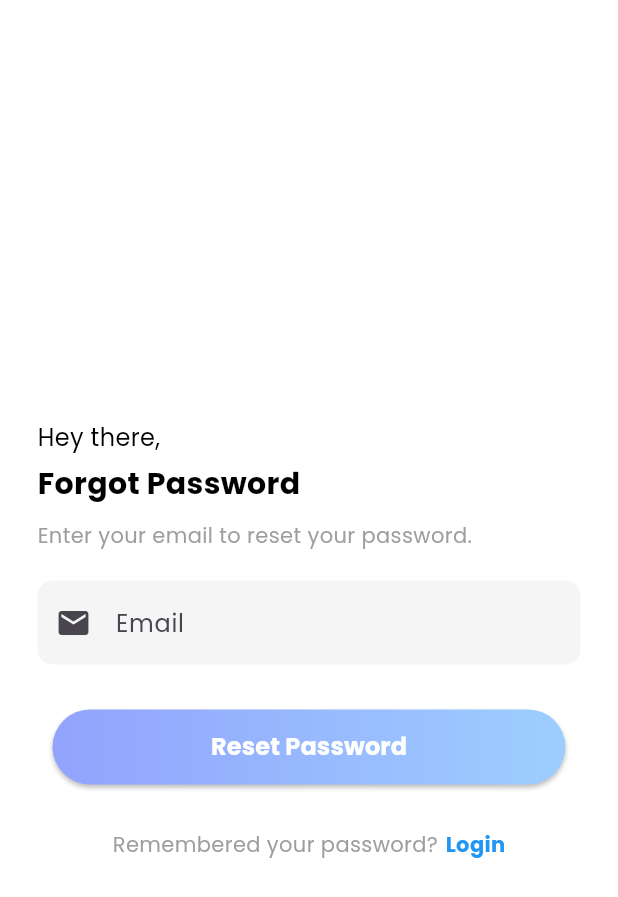
After one commit to Raza-Rz/Fitverse-APP, a Flutter app: the ForgotPasswordScreen screen opened by its route, on a phone screen of 412 x 824 dp. The commit adds this screen. Shown: the top 897 px of the screen. Run offline on Flutter 3.47's test engine with Material 3 defaults, Android fonts, the phone set to English and light mode, and no system bars; our stand-ins replace animated_toggle_switch, fl_chart, readmore, scrollable_positioned_list, simple_circular_progress_bar; missing offline and left inert: dotted_dashed_line, simple_animation_progress_bar; key blocks and very long unbroken strings in the code were emptied for the run.

Commit message:
forgot password screen

```diff
--- a/lib/routes.dart
+++ b/lib/routes.dart
@@ -2,6 +2,7 @@
 import 'package:fitverse/view/activity_tracker/activity_tracker_screen.dart';
 import 'package:fitverse/view/dashboard/dashboard_screen.dart';
 import 'package:fitverse/view/finish_workout/finish_workout_screen.dart';
+import 'package:fitverse/view/login/forgot_screen.dart';
 import 'package:fitverse/view/login/login_screen.dart';
 import 'package:fitverse/view/notification/notification_screen.dart';
 import 'package:fitverse/view/on_boarding/on_boarding_screen.dart';
@@ -31,7 +32,7 @@ final Map<String, WidgetBuilder> routes = {
   DashboardScreen.routeName: (context) => const DashboardScreen(),
 
   WorkoutScreen.routeName: (context) => const WorkoutScreen(),
-
+  ForgotPasswordScreen.routeName:(context) =>const ForgotPasswordScreen(),
   FinishWorkoutScreen.routeName: (context) => const FinishWorkoutScreen(),
   NotificationScreen.routeName: (context) => const NotificationScreen(),
   ActivityTrackerScreen.routeName: (context) => const ActivityTrackerScreen(),
--- /dev/null
+++ b/lib/view/login/forgot_screen.dart
@@ -0,0 +1,130 @@
+import 'package:flutter/material.dart';
+import '../../common_widgets/round_gradient_button.dart';
+class ForgotPasswordScreen extends StatelessWidget {
+  static String routeName = "/forgotPassword";
+
+  const ForgotPasswordScreen({Key? key}) : super(key: key);
+
+  @override
+  Widget build(BuildContext context) {
+    return Scaffold(
+      backgroundColor: Colors.white,
+      body: SingleChildScrollView(
+        padding: const EdgeInsets.symmetric(vertical:200,horizontal: 25),
+        child: Column(
+          crossAxisAlignment: CrossAxisAlignment.start,
+          children: [
+            const SizedBox(height: 80), // Adjust spacing as needed
+            const Text(
+              'Hey there,',
+              style: TextStyle(
+                fontSize: 16,
+                color: Colors.black,
+              ),
+            ),
+            const SizedBox(height: 5),
+            const Text(
+              'Forgot Password',
+              style: TextStyle(
+                fontSize: 20,
+                fontWeight: FontWeight.bold,
+                color: Colors.black,
+              ),
+            ),
+            const SizedBox(height: 10),
+            const Text(
+              'Enter your email to reset your password.',
+              style: TextStyle(
+                fontSize: 14,
+                color: Colors.grey,
+              ),
+            ),
+            const SizedBox(height: 20),
+            TextFormField(
+              decoration: InputDecoration(
+                prefixIcon: const Icon(Icons.email),
+                hintText: 'Email',
+                filled: true,
+                fillColor: Colors.grey[100],
+                border: OutlineInputBorder(
+                  borderRadius: BorderRadius.circular(10),
+                  borderSide: BorderSide.none,
+                ),
+              ),
+            ),
+            const SizedBox(height: 20),
+
+            // Using RoundGradientButton instead of ElevatedButton
+            RoundGradientButton(
+              title: "Reset Password",
+              onPressed: () {
+                // Your reset password logic
+              },
+            ),
+
+            const SizedBox(height: 20),
+            Row(
+              mainAxisAlignment: MainAxisAlignment.center,
+              children: [
+                const Text(
+                  "Remembered your password?",
+                  style: TextStyle(color: Colors.grey),
+                ),
+                const SizedBox(width: 5),
+                GestureDetector(
+                  onTap: () {
+                    Navigator.pop(context); // Navigate back to login screen
+                  },
+                  child: const Text(
+                    'Login',
+                    style: TextStyle(
+                      color: Colors.blue,
+                      fontWeight: FontWeight.bold,
+                    ),
+                  ),
+                ),
+              ],
+            ),
+          ],
+        ),
+      ),
+    );
+  }
+}
+
+// Example RoundGradientButton Widget
+// class RoundGradientButton extends StatelessWidget {
+//   final String title;
+//   final VoidCallback onPressed;
+
+//   const RoundGradientButton({
+//     Key? key,
+//     required this.title,
+//     required this.onPressed,
+//   }) : super(key: key);
+
+//   @override
+//   Widget build(BuildContext context) {
+//     return Container(
+//       width: double.infinity,
+//       height: 50,
+//       decoration: BoxDecoration(
+//         gradient: const LinearGradient(
+//           colors: [Color(0xFF6DD5FA), Color(0xFF2980B9)], // Your gradient colors
+//         ),
+//         borderRadius: BorderRadius.circular(30),
+//       ),
+//       child: TextButton(
+//         onPressed: onPressed,
+//         child: Text(
+//           title,
+//           style: const TextStyle(
+//             fontSize: 18,
+//             color: Colors.white,
+//             fontWeight: FontWeight.bold,
+//           ),
+//         ),
+//       ),
+//     );
+//   }
+// }
--- a/lib/view/login/login_screen.dart
+++ b/lib/view/login/login_screen.dart
@@ -4,6 +4,7 @@ import 'package:flutter/material.dart';
 import '../../common_widgets/round_gradient_button.dart';
 import '../../common_widgets/round_textfield.dart';
 import '../profile/complete_profile_screen.dart';
+import 'package:fitverse/view/login/forgot_screen.dart';
 
 class LoginScreen extends StatefulWidget {
   static String routeName = "/LoginScreen";
@@ -137,11 +138,16 @@ class _LoginScreenState extends State<LoginScreen> {
                     },
                   ),
                   SizedBox(height: media.width * 0.03),
-                  const Text("Forgot your password?",
+                   TextButton(
+                      onPressed: () {
+                        Navigator.pushNamed(context, ForgotPasswordScreen.routeName);
+                      },
+                      child: const Text("Forgot your password?",
                       style: TextStyle(
                         color: AppColors.grayColor,
                         fontSize: 10,
-                      )),
+                      )
+                     ),),
                   SizedBox(height: media.width * 0.05),
                   RoundGradientButton(
                     title: "Login",
```
